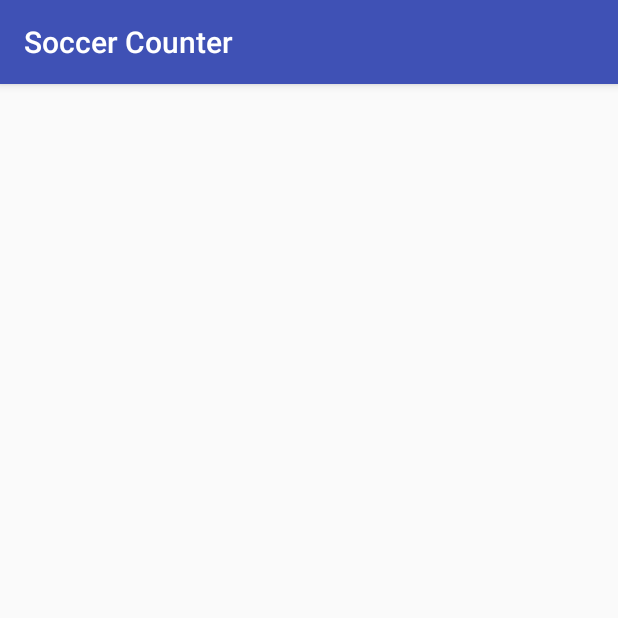
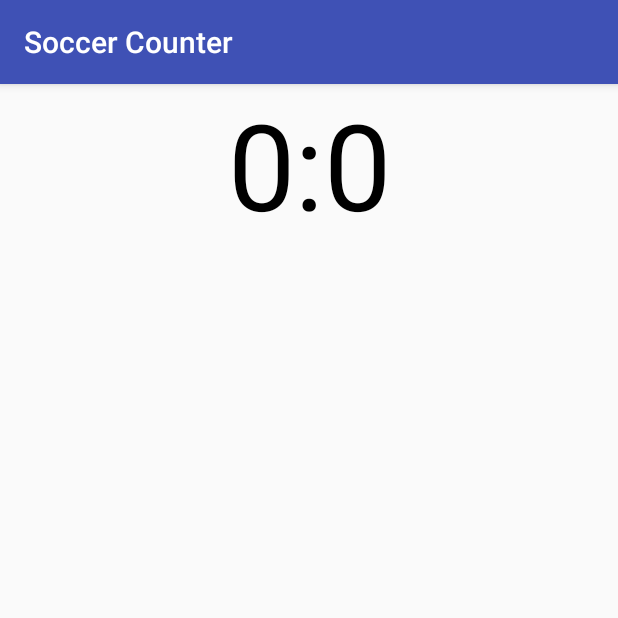
Before and after one commit to jakislogin/SoccerCounter, an Android app: the screen it shows after launch (MainActivity), on a phone screen of 412 x 824 dp, the top half of it. Run offline under Robolectric (Android 15) with nearby library versions, the phone set to English and light mode, and no system bars.

Commit message:
Added score text view

```diff
--- a/app/src/main/res/layout/activity_main.xml
+++ b/app/src/main/res/layout/activity_main.xml
@@ -1,6 +1,15 @@
 <?xml version="1.0" encoding="utf-8"?>
-<LinearLayout android:layout_height="match_parent"
+<LinearLayout xmlns:android="http://schemas.android.com/apk/res/android"
     android:layout_width="match_parent"
-    xmlns:android="http://schemas.android.com/apk/res/android">
+    android:layout_height="match_parent">
+
+    <TextView
+        android:id="@+id/score"
+        android:layout_width="match_parent"
+        android:layout_height="wrap_content"
+        android:gravity="center_horizontal"
+        android:text="0:0"
+        android:textColor="@android:color/black"
+        android:textSize="80sp" />
 
 </LinearLayout>
```
